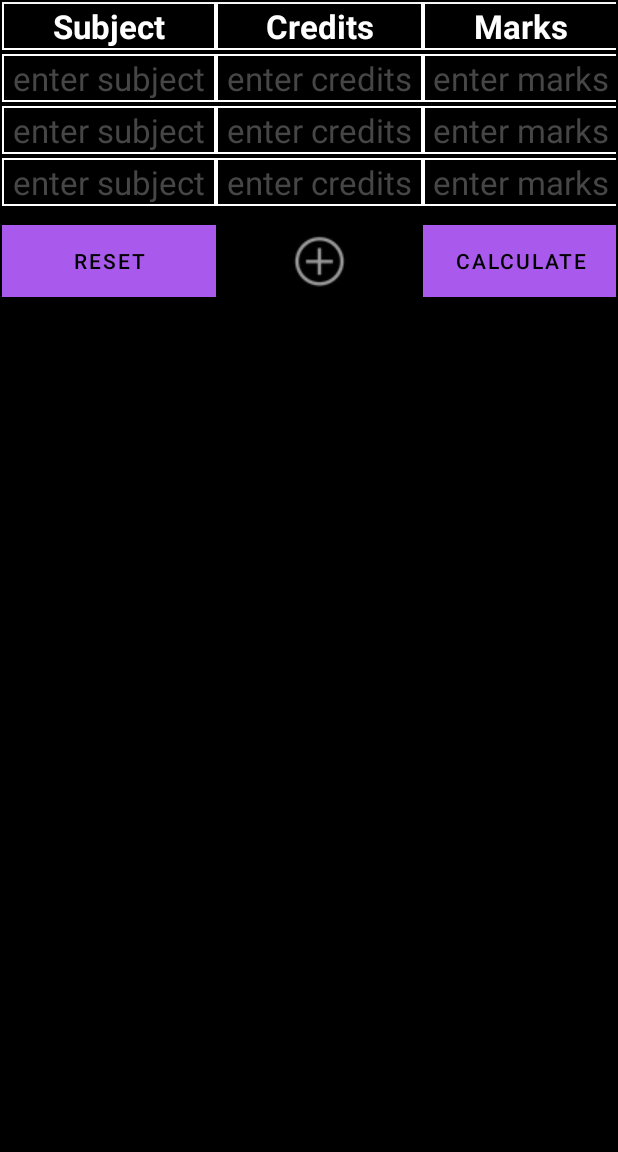
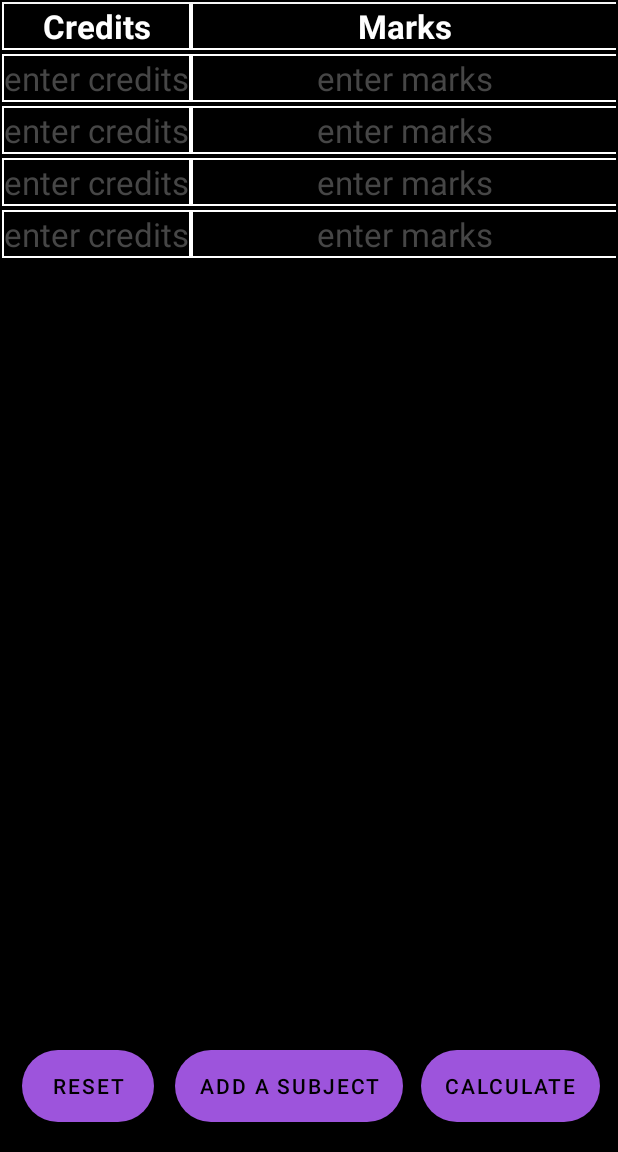
Before and after one commit to gauravponnappa/fantastic-SGPAcomputing-thingy, an Android app: the manual screen opened directly, with no data from a screen before it, on a phone screen of 412 x 824 dp, the part 84-1236 px from its top. Run offline under Robolectric (Android 15) with nearby library versions, the phone set to English and light mode, and no system bars.

Commit message:
formula fixed fully

```diff
--- a/app/src/main/AndroidManifest.xml
+++ b/app/src/main/AndroidManifest.xml
@@ -9,7 +9,7 @@
         android:roundIcon="@mipmap/ic_launcher_round"
         android:supportsRtl="true"
         android:theme="@style/Theme.CGPACalculator">
-        <activity android:name=".fourE17"></activity>
+        <activity android:name=".fourE17" />
         <activity android:name=".fourO17" />
         <activity android:name=".threeO17" />
         <activity android:name=".threeE17" />
@@ -46,5 +46,5 @@
             </intent-filter>
         </activity>
     </application>
-<!--Test comment added from test-branch-->
+
 </manifest>
--- a/app/src/main/java/com/example/cgpacalculator/manual.java
+++ b/app/src/main/java/com/example/cgpacalculator/manual.java
@@ -15,7 +15,7 @@ import android.widget.Toast;
 
 public class manual extends AppCompatActivity {
 
-    private ImageView addrow;
+    private Button addrow;
     private Button reset;
     private TableRow row5;
     private TableRow row6;
--- a/app/src/main/res/layout/activity_manual.xml
+++ b/app/src/main/res/layout/activity_manual.xml
@@ -1,13 +1,21 @@
 <?xml version="1.0" encoding="utf-8"?>
 
-<TableLayout xmlns:android="http://schemas.android.com/apk/res/android"
+<androidx.constraintlayout.widget.ConstraintLayout xmlns:android="http://schemas.android.com/apk/res/android"
     xmlns:app="http://schemas.android.com/apk/res-auto"
     xmlns:tools="http://schemas.android.com/tools"
+    android:layout_width="match_parent"
+    android:layout_height="match_parent"
+    tools:context=".manual_new">
+
+    <TableLayout
         android:layout_width="fill_parent"
         android:layout_height="wrap_content"
         android:background="#000000"
         android:gravity="center"
-    android:stretchColumns="0,1,2"
+        android:stretchColumns="2"
+        app:layout_constraintEnd_toEndOf="parent"
+        app:layout_constraintStart_toStartOf="parent"
+        app:layout_constraintTop_toTopOf="parent"
         tools:context=".manual">
 
         <TableRow
@@ -20,17 +28,7 @@
             >
 
             <TextView
-            android:layout_width="match_parent"
-            android:layout_height="match_parent"
-            android:layout_column="0"
-            android:layout_margin="1dp"
-            android:background="#000000"
-            android:gravity="center"
-            android:text="Subject"
-            android:textAppearance="?android:attr/textAppearanceLarge"
-            android:textStyle="bold" />
 
-        <TextView
                 android:layout_width="wrap_content"
                 android:layout_height="match_parent"
                 android:layout_column="1"
@@ -59,16 +57,6 @@
             android:layout_margin="1dp"
             android:layout_weight="1"
             android:background="#ffffff">
-
-        <EditText
-            android:layout_width="match_parent"
-            android:layout_height="match_parent"
-            android:layout_column="0"
-            android:layout_margin="1dp"
-            android:background="#000000"
-            android:gravity="center"
-            android:hint="enter subject"
-            android:textAppearance="?android:attr/textAppearanceLarge" />
 
             <EditText
                 android:id="@+id/cr1"
@@ -103,16 +91,6 @@
             android:background="#ffffff">
 
             <EditText
-            android:layout_width="match_parent"
-            android:layout_height="match_parent"
-            android:layout_column="0"
-            android:layout_margin="1dp"
-            android:background="#000000"
-            android:gravity="center"
-            android:hint="enter subject"
-            android:textAppearance="?android:attr/textAppearanceLarge" />
-
-        <EditText
                 android:id="@+id/cr2"
                 android:layout_width="wrap_content"
                 android:layout_height="match_parent"
@@ -145,16 +123,6 @@
             android:background="#ffffff">
 
             <EditText
-            android:layout_width="match_parent"
-            android:layout_height="match_parent"
-            android:layout_column="0"
-            android:layout_margin="1dp"
-            android:background="#000000"
-            android:gravity="center"
-            android:hint="enter subject"
-            android:textAppearance="?android:attr/textAppearanceLarge" />
-
-        <EditText
                 android:id="@+id/cr3"
                 android:layout_width="wrap_content"
                 android:layout_height="match_parent"
@@ -180,22 +148,13 @@
         </TableRow>
 
         <TableRow
+            android:id="@+id/row4"
             android:layout_width="fill_parent"
             android:layout_height="wrap_content"
             android:layout_margin="1dp"
             android:layout_weight="1"
             android:background="#ffffff"
-        android:visibility="gone">
-
-        <EditText
-            android:layout_width="match_parent"
-            android:layout_height="match_parent"
-            android:layout_column="0"
-            android:layout_margin="1dp"
-            android:background="#000000"
-            android:gravity="center"
-            android:hint="enter subject"
-            android:textAppearance="?android:attr/textAppearanceLarge" />
+            android:visibility="visible">
 
             <EditText
                 android:id="@+id/cr4"
@@ -229,17 +188,7 @@
             android:layout_margin="1dp"
             android:layout_weight="1"
             android:background="#ffffff"
-        android:visibility="gone">
-
-        <EditText
-            android:layout_width="match_parent"
-            android:layout_height="match_parent"
-            android:layout_column="0"
-            android:layout_margin="1dp"
-            android:background="#000000"
-            android:gravity="center"
-            android:hint="enter subject"
-            android:textAppearance="?android:attr/textAppearanceLarge" />
+            android:visibility="invisible">
 
             <EditText
                 android:id="@+id/cr5"
@@ -273,17 +222,7 @@
             android:layout_margin="1dp"
             android:layout_weight="1"
             android:background="#ffffff"
-        android:visibility="gone">
-
-        <EditText
-            android:layout_width="match_parent"
-            android:layout_height="match_parent"
-            android:layout_column="0"
-            android:layout_margin="1dp"
-            android:background="#000000"
-            android:gravity="center"
-            android:hint="enter subject"
-            android:textAppearance="?android:attr/textAppearanceLarge" />
+            android:visibility="invisible">
 
             <EditText
                 android:id="@+id/cr6"
@@ -318,17 +257,7 @@
             android:layout_margin="1dp"
             android:layout_weight="1"
             android:background="#ffffff"
-        android:visibility="gone">
-
-        <EditText
-            android:layout_width="match_parent"
-            android:layout_height="match_parent"
-            android:layout_column="0"
-            android:layout_margin="1dp"
-            android:background="#000000"
-            android:gravity="center"
-            android:hint="enter subject"
-            android:textAppearance="?android:attr/textAppearanceLarge" />
+            android:visibility="invisible">
 
             <EditText
                 android:id="@+id/cr7"
@@ -363,17 +292,7 @@
             android:layout_margin="1dp"
             android:layout_weight="1"
             android:background="#ffffff"
-        android:visibility="gone">
-
-        <EditText
-            android:layout_width="match_parent"
-            android:layout_height="match_parent"
-            android:layout_column="0"
-            android:layout_margin="1dp"
-            android:background="#000000"
-            android:gravity="center"
-            android:hint="enter subject"
-            android:textAppearance="?android:attr/textAppearanceLarge" />
+            android:visibility="invisible">
 
             <EditText
                 android:id="@+id/cr8"
@@ -407,17 +326,7 @@
             android:layout_margin="1dp"
             android:layout_weight="1"
             android:background="#ffffff"
-        android:visibility="gone">
-
-        <EditText
-            android:layout_width="match_parent"
-            android:layout_height="match_parent"
-            android:layout_column="0"
-            android:layout_margin="1dp"
-            android:background="#000000"
-            android:gravity="center"
-            android:hint="enter subject"
-            android:textAppearance="?android:attr/textAppearanceLarge" />
+            android:visibility="invisible">
 
             <EditText
                 android:id="@+id/cr9"
@@ -452,17 +361,7 @@
             android:layout_margin="1dp"
             android:layout_weight="1"
             android:background="#ffffff"
-        android:visibility="gone">
-
-        <EditText
-            android:layout_width="match_parent"
-            android:layout_height="match_parent"
-            android:layout_column="0"
-            android:layout_margin="1dp"
-            android:background="#000000"
-            android:gravity="center"
-            android:hint="enter subject"
-            android:textAppearance="?android:attr/textAppearanceLarge" />
+            android:visibility="invisible">
 
             <EditText
                 android:id="@+id/cr10"
@@ -489,36 +388,40 @@
                 android:textAppearance="?android:attr/textAppearanceLarge" />
         </TableRow>
 
-    <TableRow
-        android:layout_width="fill_parent"
-        android:layout_height="0dp"
-        android:layout_margin="1dp"
-        android:layout_weight="1"
-        android:background="#000000"
-        android:paddingTop="10dp">
+
+    </TableLayout>
 
     <Button
-            android:id="@+id/button"
-            android:layout_width="match_parent"
+        android:id="@+id/reset"
+        android:layout_width="wrap_content"
         android:layout_height="wrap_content"
-            android:background="#000000"
-            android:text="reset" />
+        android:background="@drawable/roundedbutton"
+        android:text="Reset"
+        app:layout_constraintBottom_toBottomOf="@+id/addrow"
+        app:layout_constraintEnd_toStartOf="@+id/addrow"
+        app:layout_constraintStart_toStartOf="parent"
+        app:layout_constraintTop_toTopOf="@+id/addrow" />
 
-        <ImageView
+    <Button
         android:id="@+id/addrow"
         android:layout_width="wrap_content"
-            android:layout_height="match_parent"
-            app:srcCompat="@android:drawable/ic_menu_add" />
+        android:layout_height="wrap_content"
+        android:layout_marginBottom="20dp"
+        android:text="Add a Subject"
+        android:background="@drawable/roundedbutton"
+        app:layout_constraintBottom_toBottomOf="parent"
+        app:layout_constraintEnd_toEndOf="parent"
+        app:layout_constraintHorizontal_bias="0.449"
+        app:layout_constraintStart_toStartOf="parent" />
 
     <Button
         android:id="@+id/buttoncalc"
-            android:layout_width="match_parent"
+        android:layout_width="wrap_content"
         android:layout_height="wrap_content"
-            android:background="#000000"
-            android:text="calculate" />
-
-
-    </TableRow>
-
-
-</TableLayout>
+        android:text="calculate"
+        android:background="@drawable/roundedbutton"
+        app:layout_constraintBottom_toBottomOf="@+id/addrow"
+        app:layout_constraintEnd_toEndOf="parent"
+        app:layout_constraintStart_toEndOf="@+id/addrow"
+        app:layout_constraintTop_toTopOf="@+id/addrow" />
+</androidx.constraintlayout.widget.ConstraintLayout>
```
Lines whose indentation alone changed are shown as unchanged.
